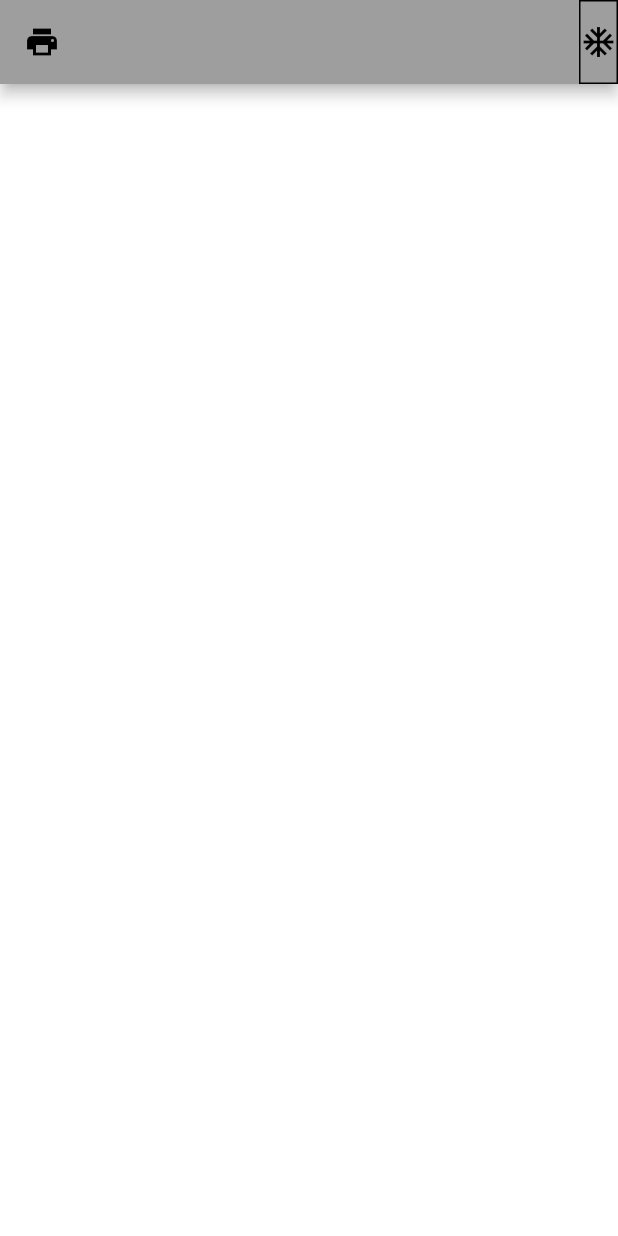
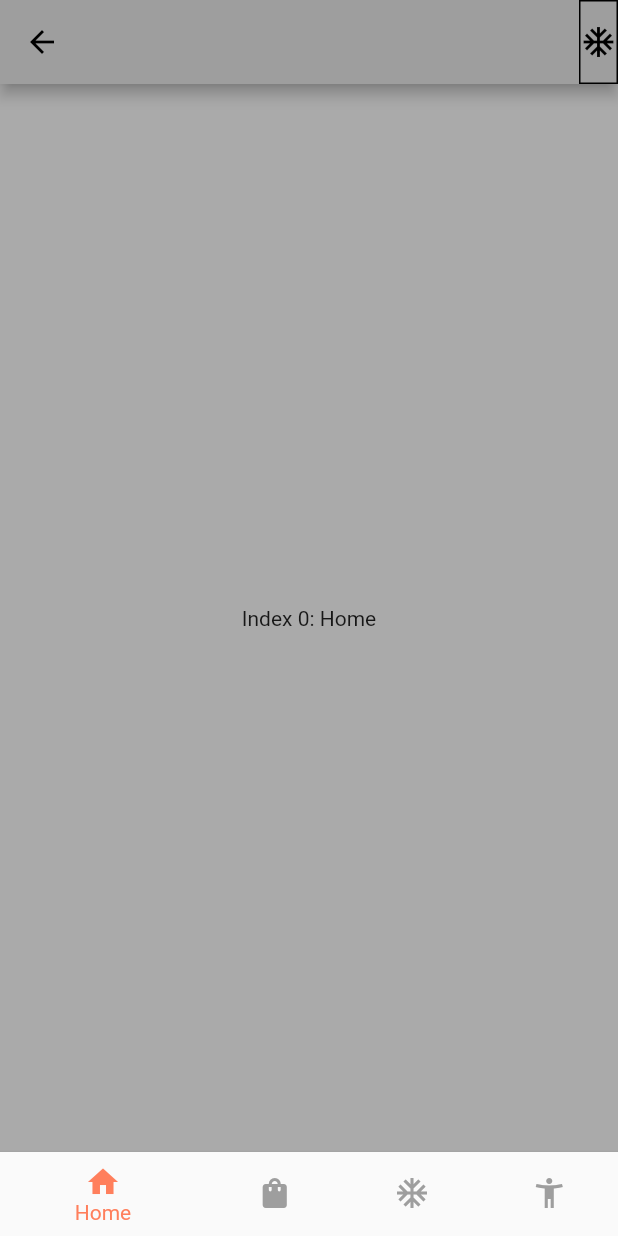
Before and after one commit to 20ET-MAN/health-care, a Flutter app: the HomeScreen screen opened directly, on a phone screen of 412 x 824 dp. Run offline on Flutter 3.47's test engine with Material 2 defaults, Android fonts, the phone set to English and light mode, and no system bars; our stand-ins replace dots_indicator, flutter_svg, get_it.

Commit message:
add basic logic and fix err home page

```diff
--- a/lib/src/presentation/screens/home/home_screen.dart
+++ b/lib/src/presentation/screens/home/home_screen.dart
@@ -1,11 +1,42 @@
 import 'package:flutter/material.dart';
+import 'package:healthcare/src/presentation/config/app_color.dart';
 
-class HomeScreen extends StatelessWidget {
-  const HomeScreen({Key? key}) : super(key: key);
+class HomeScreen extends StatefulWidget {
+  const HomeScreen({Key? key, this.isShow = true}) : super(key: key);
+  final bool isShow;
+  @override
+  State<HomeScreen> createState() => _HomeScreenState();
+}
+
+class _HomeScreenState extends State<HomeScreen> {
+  final bool isShow = true;
+
+  int _selectedIndex = 0;
+
+  void _onTapItem(int index) {
+    _selectedIndex = index;
+    setState(() {});
+  }
+
+  final List<Widget> _items = [
+    const Text(
+      'Index 0: Home',
+    ),
+    const Text(
+      'Index 1: Profile',
+    ),
+    const Text(
+      'Index 3: Shop',
+    ),
+    const Text(
+      'Index 4: Shop',
+    ),
+  ];
 
   @override
   Widget build(BuildContext context) {
     return Scaffold(
+      backgroundColor: AppColor.colorGrey,
       appBar: AppBar(
         actions: [
           Container(
@@ -13,11 +44,47 @@ class HomeScreen extends StatelessWidget {
                 border: Border.all(
                     color: Colors.black, width: 1, style: BorderStyle.solid),
               ),
-              child: Icon(Icons.ac_unit)),
+              child: const Icon(Icons.ac_unit)),
         ],
-        leading: Icon(Icons.print),
       ),
-      body: Column(),
+      body: Center(
+        child: _items.elementAt(_selectedIndex),
+      ),
+      bottomNavigationBar: _showBottomNav(),
+    );
+  }
+
+  Widget _showBottomNav() {
+    return BottomNavigationBar(
+      backgroundColor: AppColor.colorWhile,
+      selectedItemColor: AppColor.colorOrange,
+      currentIndex: _selectedIndex,
+      unselectedItemColor: Colors.grey,
+      onTap: _onTapItem,
+      elevation: 2,
+      items: [
+        isShow
+            ? const BottomNavigationBarItem(
+                icon: Icon(Icons.home),
+                label: 'Home',
+              )
+            : const BottomNavigationBarItem(
+                icon: Icon(Icons.account_circle),
+                label: 'Profile',
+              ),
+        const BottomNavigationBarItem(
+          icon: Icon(Icons.shopping_bag),
+          label: 'Shop',
+        ),
+        const BottomNavigationBarItem(
+          icon: Icon(Icons.ac_unit_outlined),
+          label: 'Unit',
+        ),
+        const BottomNavigationBarItem(
+          icon: Icon(Icons.accessibility_new),
+          label: 'Man',
+        ),
+      ],
     );
   }
 }
```
